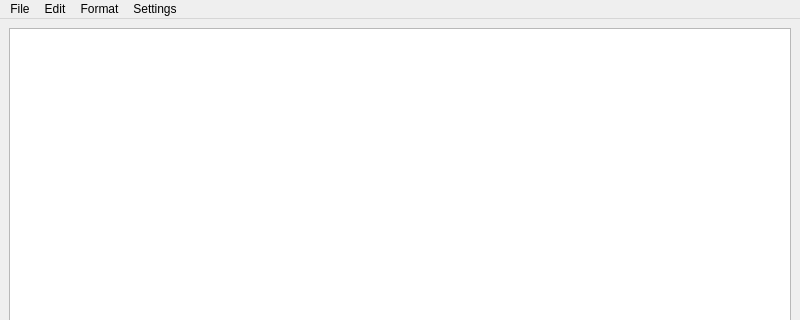
First picture: the form in mainwindow.ui, repository heinthant2k4/Just-Note, before the edit; both pictures show x 0 to 800 and y 0 to 320 of the 800 by 600 pixel window.
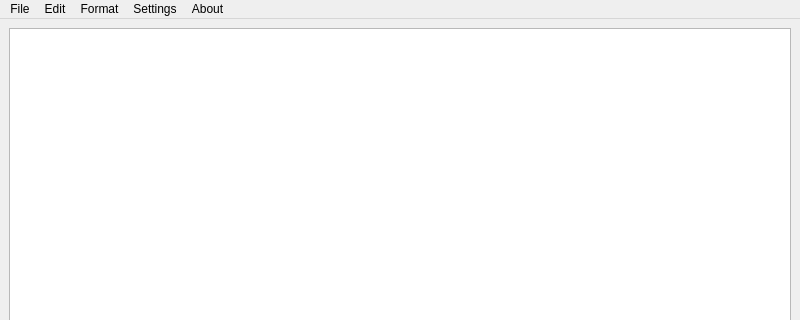
Second picture: the form after the edit.

Commit message: Added multi tabs, text to speech system and fixed bugs and added text formats

What changed in the file:
```diff
--- a/mainwindow.ui
+++ b/mainwindow.ui
@@ -135,11 +135,18 @@
     </widget>
     <addaction name="menuAppearence"/>
     <addaction name="menuEditor"/>
+    <addaction name="actionText_To_Speech"/>
+   </widget>
+   <widget class="QMenu" name="menuInsert">
+    <property name="title">
+     <string>About</string>
+    </property>
    </widget>
    <addaction name="menuFile"/>
    <addaction name="menuEdit"/>
    <addaction name="menuFormat"/>
    <addaction name="menuSettings"/>
+   <addaction name="menuInsert"/>
   </widget>
   <widget class="QStatusBar" name="statusbar"/>
   <action name="actionNew">
```
Left out of the diff: 31 changed lines with no effect on the pictures. The commit also changes 3 other files.
